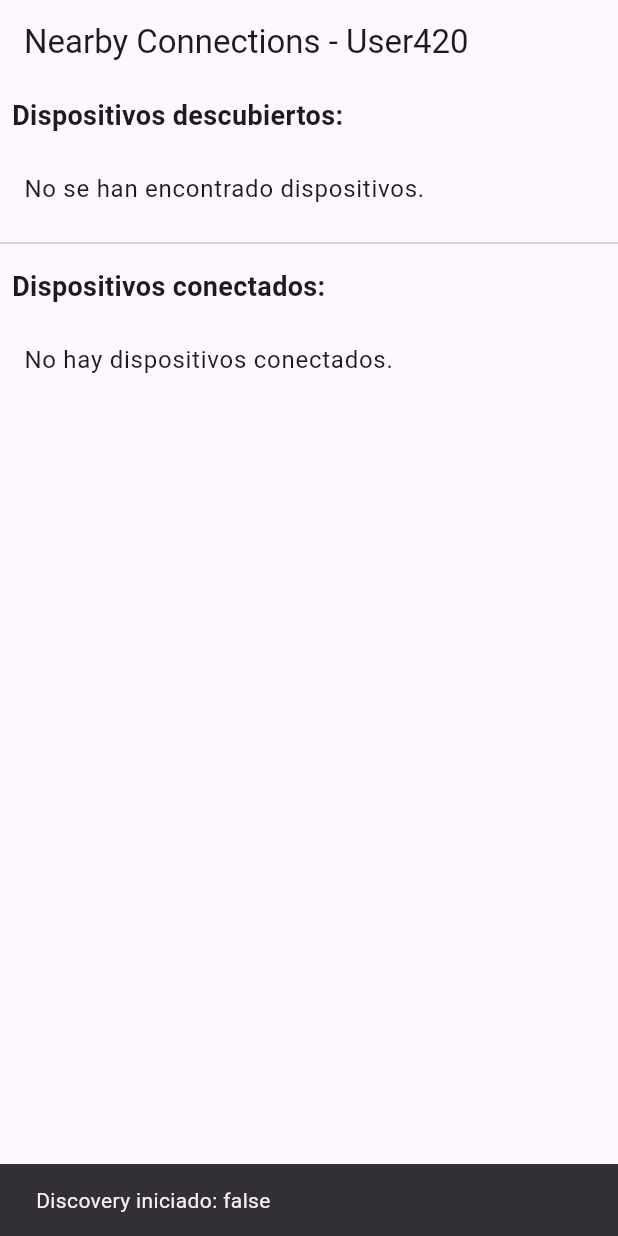
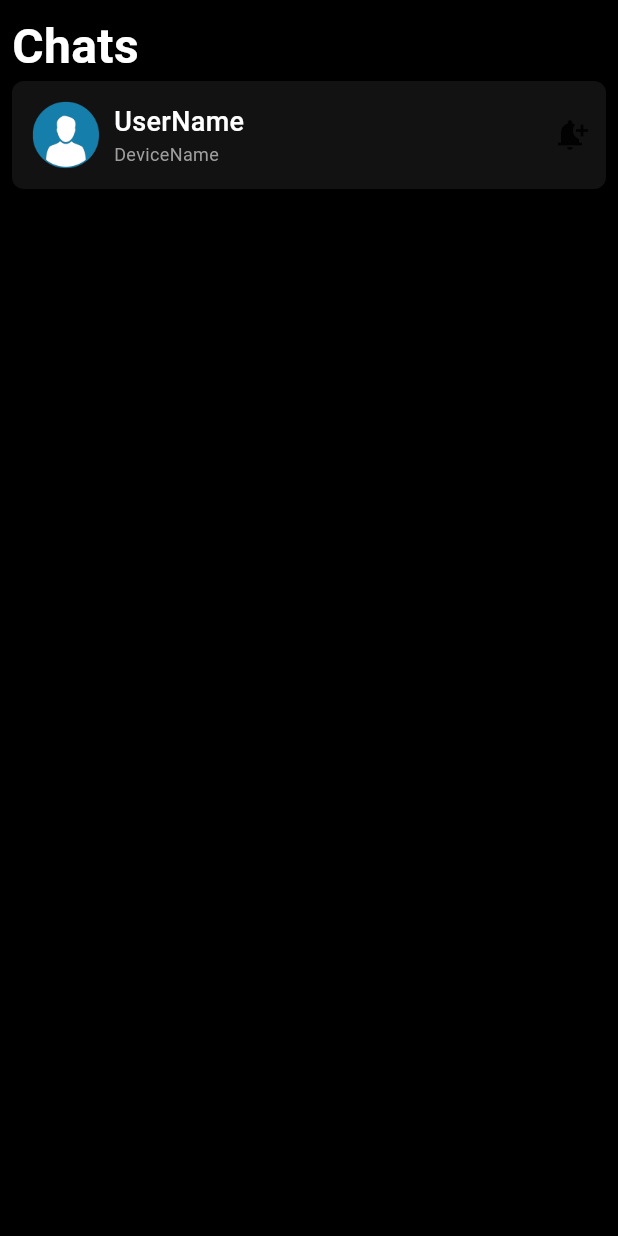
Before and after one commit to sabichu/nearby_chat_app, a Flutter app: the screen it shows after launch, on a phone screen of 412 x 824 dp. Run offline on Flutter 3.47's test engine with Material 3 defaults, Android fonts, the phone set to English and light mode, and no system bars; our stand-ins replace permission_handler; missing offline and left inert: nearby_connections.

Commit message:
Adjustments main page

```diff
--- a/lib/main.dart
+++ b/lib/main.dart
@@ -1,9 +1,5 @@
-import 'dart:async';
-import 'dart:math';
-
 import 'package:flutter/material.dart';
-import 'package:nearby_connections/nearby_connections.dart';
-import 'package:permission_handler/permission_handler.dart';
+import 'package:nearby_chat_app/screens/home_screen.dart';
 
 void main() => runApp(const MyApp());
 
@@ -13,12 +9,14 @@ class MyApp extends StatelessWidget {
   @override
   Widget build(BuildContext context) {
     return MaterialApp(
+      debugShowCheckedModeBanner: false,
       title: 'Nearby Connections Demo',
       home: const HomeScreen(),
     );
   }
 }
 
+/*
 class HomeScreen extends StatefulWidget {
   const HomeScreen({super.key});
 
@@ -39,6 +37,7 @@ class _HomeScreenState extends State<HomeScreen> {
   @override
   void initState() {
     super.initState();
+
     _requestPermissions().then((_) {
       _startAdvertising();
       _startDiscovery();
@@ -60,7 +59,7 @@ class _HomeScreenState extends State<HomeScreen> {
       Permission.bluetoothConnect,
       Permission.bluetoothScan,
       Permission.location,
-      Permission.nearbyWifiDevices,
+      //Permission.nearbyWifiDevices,
     ].request();
 
     bool allGranted = statuses.values.every((status) => status.isGranted);
@@ -231,8 +230,9 @@ class _HomeScreenState extends State<HomeScreen> {
             title: Text(name),
             subtitle: Text('ID: $id'),
             trailing: ElevatedButton(
-              onPressed: () => _disconnectFromDevice(id),
-              child: const Text('Desconectar'),
+              onPressed: () => Nearby().sendBytesPayload(
+                  id, Uint8List.fromList('TEST HEHEHHE'.codeUnits)),
+              child: const Text('Send data'),
             ),
           ),
         );
@@ -252,3 +252,4 @@ class _HomeScreenState extends State<HomeScreen> {
     );
   }
 }
+*/
--- /dev/null
+++ b/lib/screens/home_screen.dart
@@ -0,0 +1,88 @@
+import 'package:flutter/material.dart';
+import 'dart:async';
+import 'dart:math';
+import 'dart:typed_data';
+import 'package:nearby_connections/nearby_connections.dart';
+import 'package:permission_handler/permission_handler.dart';
+
+class HomeScreen extends StatefulWidget {
+  const HomeScreen({super.key});
+
+  @override
+  State<HomeScreen> createState() => _HomeScreenState();
+}
+
+class _HomeScreenState extends State<HomeScreen> {
+  @override
+  Widget build(BuildContext context) {
+    return Scaffold(
+      backgroundColor: Colors.black,
+      body: SafeArea(
+        child: Padding(
+          padding: const EdgeInsets.all(8.0),
+          child: Column(
+            crossAxisAlignment: CrossAxisAlignment.start,
+            children: [
+              const Text(
+                'Chats',
+                style: TextStyle(
+                    fontSize: 32,
+                    fontWeight: FontWeight.bold,
+                    color: Colors.white),
+              ),
+              Expanded(
+                child: ListView(
+                  children: [
+                    Container(
+                      decoration: BoxDecoration(
+                        color: Color(0xFF121212),
+                        borderRadius: BorderRadius.circular(8),
+                      ),
+                      child: Padding(
+                        padding: const EdgeInsets.all(12),
+                        child: Row(
+                          children: [
+                            Image(
+                              image: AssetImage('assets/user_profile.png'),
+                              width: 48,
+                            ),
+                            SizedBox(
+                              width: 8,
+                            ),
+                            Expanded(
+                              child: Column(
+                                crossAxisAlignment: CrossAxisAlignment.start,
+                                children: [
+                                  Text(
+                                    'UserName',
+                                    style: TextStyle(
+                                        fontSize: 18,
+                                        fontWeight: FontWeight.w500,
+                                        color: Colors.white),
+                                  ),
+                                  Text(
+                                    'DeviceName',
+                                    style: TextStyle(
+                                        fontSize: 12, color: Colors.grey),
+                                  ),
+                                ],
+                              ),
+                            ),
+                            SizedBox(
+                              width: 8,
+                            ),
+                            Icon(Icons.notification_add),
+                          ],
+                        ),
+                      ),
+                    ),
+                  ],
+                ),
+              ),
+            ],
+          ),
+        ),
+      ),
+    );
+  }
+}
--- a/pubspec.yaml
+++ b/pubspec.yaml
@@ -1,5 +1,5 @@
 name: nearby_chat_app
-description: "A new Flutter project."
+description: "Nearby Chat App."
 # The following line prevents the package from being accidentally published to
 # pub.dev using `flutter pub publish`. This is preferred for private packages.
 publish_to: 'none' # Remove this line if you wish to publish to pub.dev
@@ -37,6 +37,7 @@ dependencies:
   cupertino_icons: ^1.0.6
   nearby_connections: ^4.1.1
   permission_handler: ^11.3.1
+  location: ^7.0.1
 
 dev_dependencies:
   flutter_test:
@@ -54,6 +55,8 @@ dev_dependencies:
 
 # The following section is specific to Flutter packages.
 flutter:
+  assets:
+    - assets/
 
   # The following line ensures that the Material Icons font is
   # included with your application, so that you can use the icons in
```
Also changed, not shown: assets/user_profile.png (added), pubspec.lock, 10 other files.
